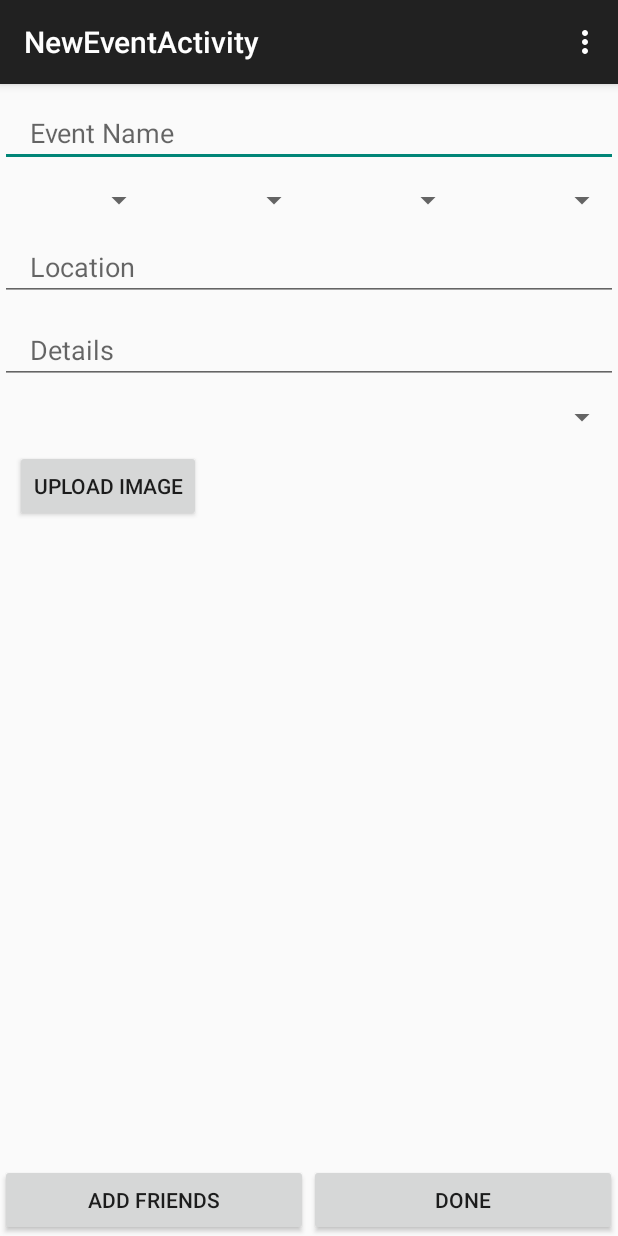
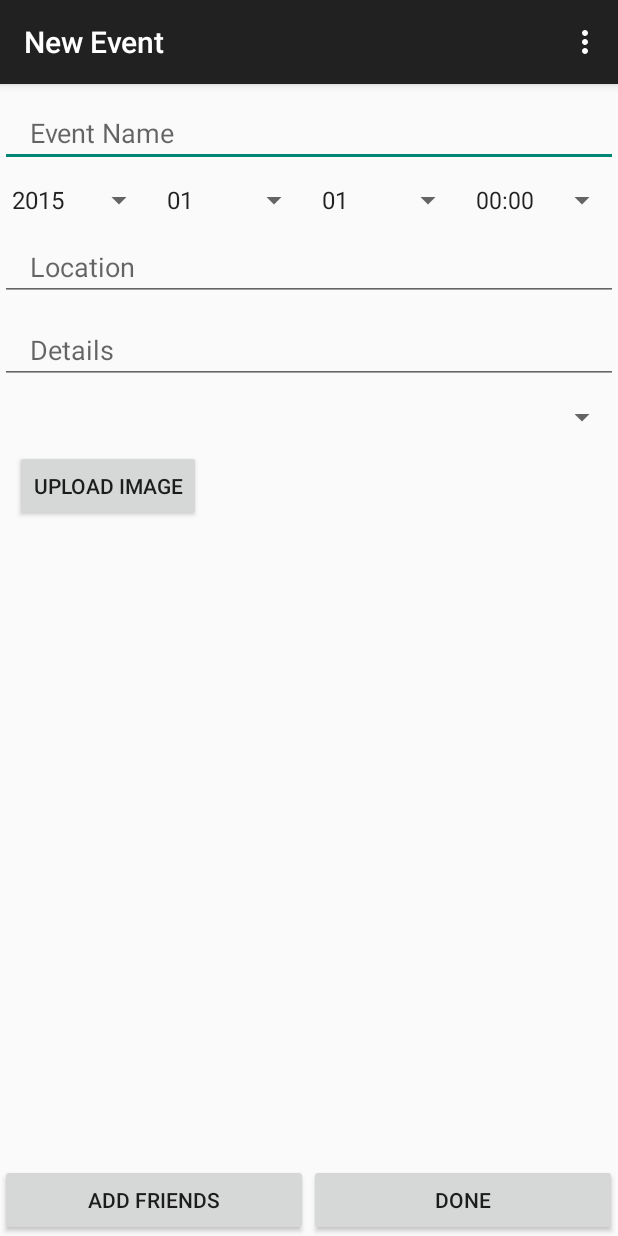
Before and after one commit to Nirosun/IVent, an Android app: the screen it shows after launch (NewEventActivity), on a phone screen of 412 x 824 dp. Run offline under Robolectric (Android 15) with nearby library versions, the phone set to English and light mode, and no system bars.

Commit message:
Add example

```diff
--- a/app/src/main/java/com/ivent/ui/CategoryActivity.java
+++ b/app/src/main/java/com/ivent/ui/CategoryActivity.java
@@ -1,12 +1,16 @@
 package com.ivent.ui;
 
+import android.os.Bundle;
 import android.support.v7.app.ActionBarActivity;
-import android.os.Bundle;
 import android.view.Menu;
 import android.view.MenuItem;
+import android.widget.ListView;
+import android.widget.SimpleAdapter;
 
 import com.com.ivent.ui.R;
 
+import java.util.ArrayList;
+import java.util.HashMap;
 import java.util.List;
 import java.util.Map;
 
@@ -17,16 +21,38 @@ public class CategoryActivity extends ActionBarActivity {
     *   Variables may needed in implementation
     * */
 
-     private List<Map<String, Object>> events; // a list that contains the events of a category
+    private List<Map<String, Object>> events; // a list that contains the events of a category
+
+    private ListView listView;
+
+    private ArrayList<HashMap<String, String>> eventList = new ArrayList<HashMap<String, String>>();
 
     /*
     *   End of possible variables
     * */
 
-     @Override
+    @Override
     protected void onCreate(Bundle savedInstanceState) {
         super.onCreate(savedInstanceState);
         setContentView(R.layout.activity_category);
+
+        //UI objects
+        listView = (ListView) findViewById(R.id.listView);
+
+        //example to show category list
+        HashMap<String, String> tmp = new HashMap<>();
+        tmp = new HashMap<String, String>();
+        tmp.put("event", "Halloween Party");
+        eventList.add(tmp);//modify this
+        tmp = new HashMap<String, String>();
+        tmp.put("event", "Spring Festival Party");
+        eventList.add(tmp);
+        tmp = new HashMap<String, String>();
+        tmp.put("event", "Movie night");
+        eventList.add(tmp);
+        SimpleAdapter sa = new SimpleAdapter(this, eventList, android.R.layout.simple_list_item_2,
+                new String[]{"event"}, new int[]{android.R.id.text2});
+        listView.setAdapter(sa);
     }
 
 
--- a/app/src/main/java/com/ivent/ui/NewEventActivity.java
+++ b/app/src/main/java/com/ivent/ui/NewEventActivity.java
@@ -1,9 +1,11 @@
 package com.ivent.ui;
 
+import android.os.Bundle;
 import android.support.v7.app.ActionBarActivity;
-import android.os.Bundle;
 import android.view.Menu;
 import android.view.MenuItem;
+import android.view.View;
+import android.widget.ArrayAdapter;
 import android.widget.Button;
 import android.widget.EditText;
 import android.widget.ImageView;
@@ -35,7 +37,7 @@ public class NewEventActivity extends ActionBarActivity {
     private EditText editName;
 
     // event location
-    private EditText editLoation;
+    private EditText editLocation;
 
     // event description
     private EditText editDetail;
@@ -54,16 +56,55 @@ public class NewEventActivity extends ActionBarActivity {
         super.onCreate(savedInstanceState);
         setContentView(R.layout.activity_new_event);
 
-            /* get the input values */
+            /* IO objects, get the input values */
         year = (Spinner) findViewById(R.id.newevent_year);
         month = (Spinner) findViewById(R.id.newevent_month);
         date = (Spinner) findViewById(R.id.newevent_date);
         time = (Spinner) findViewById(R.id.newevent_time);
         category = (Spinner) findViewById(R.id.newevent_category);
         editDetail = (EditText) findViewById(R.id.edit_detail);
-         editLoation = (EditText) findViewById(R.id.edit_location);
+        editLocation = (EditText) findViewById(R.id.edit_location);
         editName = (EditText) findViewById(R.id.edit_name);
         uploadImage = (ImageView) findViewById(R.id.imageViewUpload);
+        addFriendsButton = (Button) findViewById(R.id.newevent_add_friends_button);
+
+        editDetail.getText();
+        editLocation.getText();
+        editName.getText();
+        uploadImage.setOnClickListener(new View.OnClickListener() {
+            @Override
+            public void onClick(View v) {
+            }
+        });
+        addFriendsButton.setOnClickListener(new View.OnClickListener() {
+            @Override
+            public void onClick(View v) {
+            }
+        });
+
+        //set up adapter view
+        ArrayAdapter<CharSequence> adapterYear = ArrayAdapter.createFromResource(
+                this, R.array.year_array,
+                android.R.layout.simple_spinner_item);
+        ArrayAdapter<CharSequence> adapterMonth = ArrayAdapter.createFromResource(
+                this, R.array.month_array,
+                android.R.layout.simple_spinner_item);
+        ArrayAdapter<CharSequence> adapterDate = ArrayAdapter.createFromResource(
+                this, R.array.date_array,
+                android.R.layout.simple_spinner_item);
+        ArrayAdapter<CharSequence> adapterTime = ArrayAdapter.createFromResource(
+                this, R.array.time_array,
+                android.R.layout.simple_spinner_item);
+
+        adapterYear.setDropDownViewResource(android.R.layout.simple_spinner_dropdown_item);
+        adapterMonth.setDropDownViewResource(android.R.layout.simple_spinner_dropdown_item);
+        adapterDate.setDropDownViewResource(android.R.layout.simple_spinner_dropdown_item);
+        adapterTime.setDropDownViewResource(android.R.layout.simple_spinner_dropdown_item);
+
+        year.setAdapter(adapterYear);
+        month.setAdapter(adapterMonth);
+        date.setAdapter(adapterDate);
+        time.setAdapter(adapterTime);
     }
 
 
--- a/app/src/main/java/com/ivent/SelectionFragment.java
+++ b/app/src/main/java/com/ivent/ui/SelectionFragment.java
@@ -1,4 +1,4 @@
-package com.ivent;
+package com.ivent.ui;
 
 import android.app.Activity;
 import android.net.Uri;
--- a/app/src/main/java/com/ivent/SplashFragment.java
+++ b/app/src/main/java/com/ivent/ui/SplashFragment.java
@@ -1,4 +1,4 @@
-package com.ivent;
+package com.ivent.ui;
 
 import android.app.Activity;
 import android.net.Uri;
--- a/app/src/main/res/layout/activity_category.xml
+++ b/app/src/main/res/layout/activity_category.xml
@@ -2,10 +2,10 @@
     xmlns:tools="http://schemas.android.com/tools"
     android:layout_width="fill_parent"
     android:layout_height="fill_parent"
+    android:background="#fff"
     android:orientation="vertical"
-    android:background="#fff"
-    tools:context="com.ivent.ui.CategoryActivity"
-    >
+    tools:context="com.ivent.ui.CategoryActivity">
+
     <ListView
         android:id="@+id/listView"
         android:layout_width="match_parent"
--- a/app/src/main/res/layout/activity_new_event.xml
+++ b/app/src/main/res/layout/activity_new_event.xml
@@ -120,7 +120,7 @@
         android:orientation="horizontal">
 
         <Button
-            android:id="@+id/newevent_add_button"
+            android:id="@+id/newevent_add_friends_button"
             android:layout_width="match_parent"
             android:layout_height="wrap_content"
             android:layout_marginRight="0.5dip"
--- /dev/null
+++ b/app/src/main/res/values/arrays.xml
@@ -0,0 +1,96 @@
+<?xml version="1.0" encoding="utf-8"?>
+<resources>
+    <string-array name="year_array">
+        <item>2015</item>
+        <item>2016</item>
+        <item>2017</item>
+        <item>2018</item>
+        <item>2019</item>
+    </string-array>
+
+    <string-array name="month_array">
+        <item>01</item>
+        <item>02</item>
+        <item>03</item>
+        <item>04</item>
+        <item>05</item>
+        <item>06</item>
+        <item>07</item>
+        <item>08</item>
+        <item>09</item>
+        <item>10</item>
+        <item>11</item>
+        <item>12</item>
+    </string-array>
+
+    <string-array name="date_array">
+        <item>01</item>
+        <item>02</item>
+        <item>03</item>
+        <item>04</item>
+        <item>05</item>
+        <item>06</item>
+        <item>07</item>
+        <item>08</item>
+        <item>09</item>
+        <item>10</item>
+        <item>11</item>
+        <item>12</item>
+        <item>13</item>
+        <item>14</item>
+        <item>15</item>
+        <item>16</item>
+        <item>17</item>
+        <item>18</item>
+        <item>19</item>
+        <item>20</item>
+        <item>21</item>
+        <item>22</item>
+        <item>23</item>
+        <item>24</item>
+        <item>25</item>
+        <item>26</item>
+        <item>27</item>
+        <item>28</item>
+        <item>29</item>
+        <item>30</item>
+        <item>31</item>
+    </string-array>
+
+    <string-array name="time_array">
+        <item>00:00</item>
+        <item>01:00</item>
+        <item>02:00</item>
+        <item>03:00</item>
+        <item>04:00</item>
+        <item>05:00</item>
+        <item>06:00</item>
+        <item>07:00</item>
+        <item>08:00</item>
+        <item>09:00</item>
+        <item>10:00</item>
+        <item>11:00</item>
+        <item>12:00</item>
+        <item>13:00</item>
+        <item>14:00</item>
+        <item>15:00</item>
+        <item>16:00</item>
+        <item>17:00</item>
+        <item>18:00</item>
+        <item>19:00</item>
+        <item>20:00</item>
+        <item>21:00</item>
+        <item>22:00</item>
+        <item>23:00</item>
+    </string-array>
+
+    <string-array name="category_array">
+        <item>Party</item>
+        <item>Meeting</item>
+        <item>Anniversary</item>
+        <item>Sports</item>
+        <item>Not Categorized</item>
+
+    </string-array>
+
+</resources>
--- a/app/src/main/res/values/strings.xml
+++ b/app/src/main/res/values/strings.xml
@@ -5,7 +5,8 @@
     <string name="title_activity_post">Post</string>
     <string name="title_activity_create_post">Create Post</string>
     <string name="title_activity_chat">Chat</string>
-
+    <string name="title_activity_category">Category</string>
+    <string name="title_activity_new_event">New Event</string>
 
     <string name="edit_post">Enter a post here</string>
     <string name="action_settings">Settings</string>
@@ -20,8 +21,7 @@
 
 
     <string name="hello_blank_fragment">Hello blank fragment</string>
-    <string name="title_activity_category">CategoryActivity</string>
-    <string name="title_activity_new_event">NewEventActivity</string>
+
     <string-array name="sports_array">
         <item>Shuttle Badminton</item>
         <item>Tennis</item>
```
Lines whose indentation alone changed are shown as unchanged.
